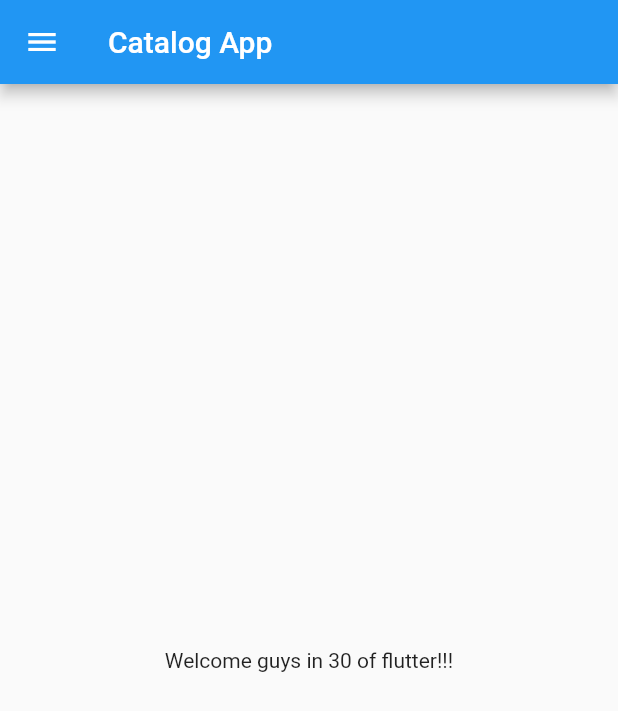
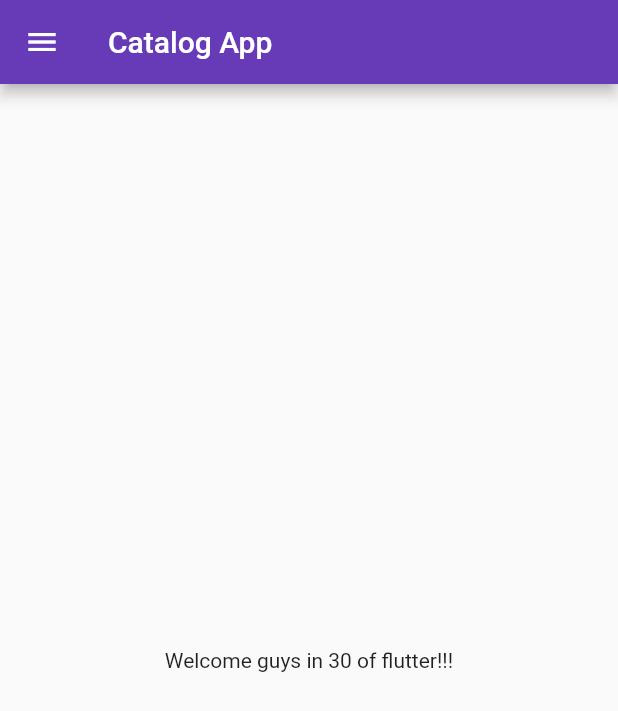
Before and after one commit to VishavjeetS/Catalog-Flutter, a Flutter app: the screen it shows after launch, on a phone screen of 412 x 824 dp. Shown: the top 711 px of the screen. Run offline on Flutter 3.47's test engine with Material 2 defaults, Android fonts, the phone set to English and light mode, and no system bars.

Commit message:
day 3 commit

```diff
--- a/lib/main.dart
+++ b/lib/main.dart
@@ -1,5 +1,6 @@
 import 'package:flutter/material.dart';
-import 'package:flutter_catalog/home_page.dart';
+import 'package:flutter_catalog/pages/home_page.dart';
+import 'package:flutter_catalog/pages/login_page.dart';
 
 void main() {
   runApp(MyApp());
@@ -8,6 +9,16 @@ void main() {
 class MyApp extends StatelessWidget {
   @override
   Widget build(BuildContext context) {
-    return MaterialApp(home: Homepage());
+    return MaterialApp(
+      themeMode: ThemeMode.light,
+      theme: ThemeData(primarySwatch: Colors.deepPurple),
+      darkTheme: ThemeData(brightness: Brightness.dark),
+      initialRoute: "/home",
+      routes: {
+        "/": (context) => LoginPage(),
+        "/home": (context) => Homepage(),
+        "/login": (context) => LoginPage()
+      },
+    );
   }
 }
```
Also changed, not shown: lib/pages/login_page.dart (added, +15 -0 lines), lib/pages/home_page.dart (renamed from lib/home_page.dart).
